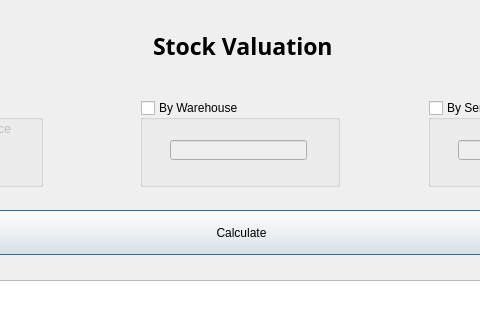
Above: uis/stock_valuation.ui from andrei219/euromedia before the change; both pictures show x 247 to 727 and y 0 to 320 of the 966 by 683 pixel window. Below: the same form after it.
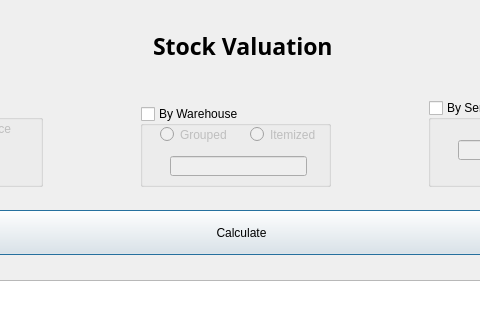
That is the form after the change. Icons and pictures are not drawn.

Commit message: Implement stock valuation

Patch:
```diff
--- a/uis/stock_valuation.ui
+++ b/uis/stock_valuation.ui
@@ -72,9 +72,9 @@
    <property name="geometry">
     <rect>
      <x>387</x>
-     <y>100</y>
-     <width>200</width>
-     <height>87</height>
+     <y>106</y>
+     <width>191</width>
+     <height>81</height>
     </rect>
    </property>
    <property name="title">
@@ -90,12 +90,38 @@
     <property name="geometry">
      <rect>
       <x>30</x>
-      <y>40</y>
+      <y>50</y>
       <width>137</width>
       <height>20</height>
      </rect>
     </property>
    </widget>
+   <widget class="QRadioButton" name="warehouse_grouped">
+    <property name="geometry">
+     <rect>
+      <x>20</x>
+      <y>20</y>
+      <width>71</width>
+      <height>17</height>
+     </rect>
+    </property>
+    <property name="text">
+     <string>Grouped</string>
+    </property>
+   </widget>
+   <widget class="QRadioButton" name="warehouse_itemized">
+    <property name="geometry">
+     <rect>
+      <x>110</x>
+      <y>20</y>
+      <width>82</width>
+      <height>17</height>
+     </rect>
+    </property>
+    <property name="text">
+     <string>Itemized</string>
+    </property>
+   </widget>
   </widget>
   <widget class="QGroupBox" name="by_serial">
    <property name="geometry">
```
The commit also changes 4 other files.
